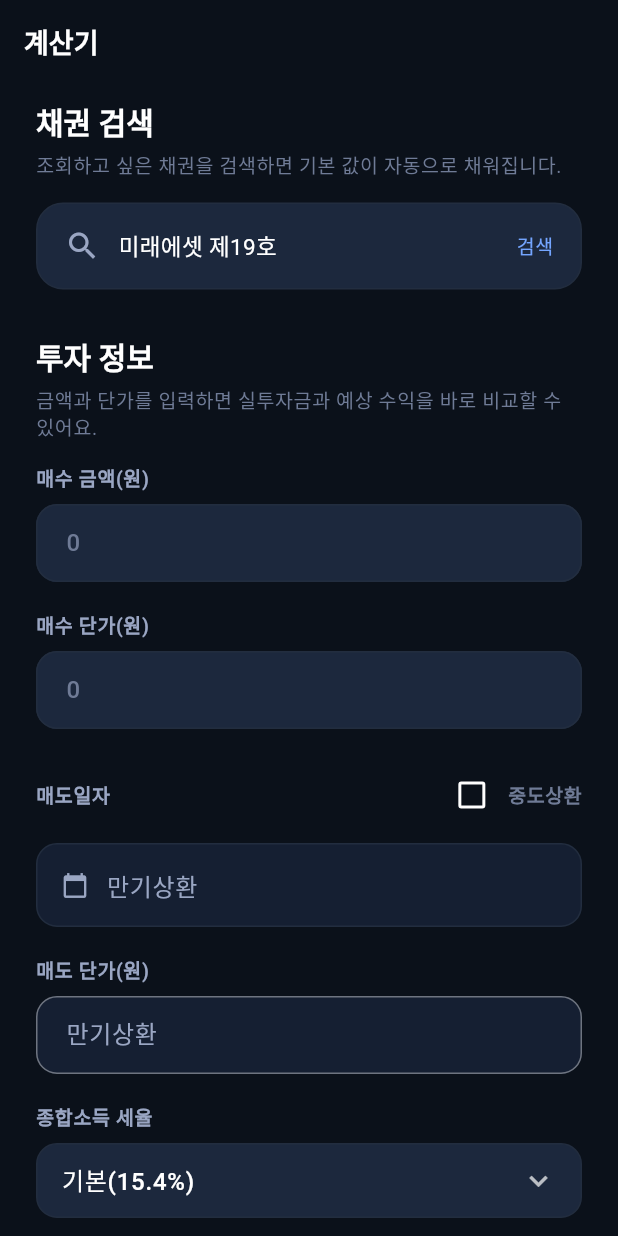
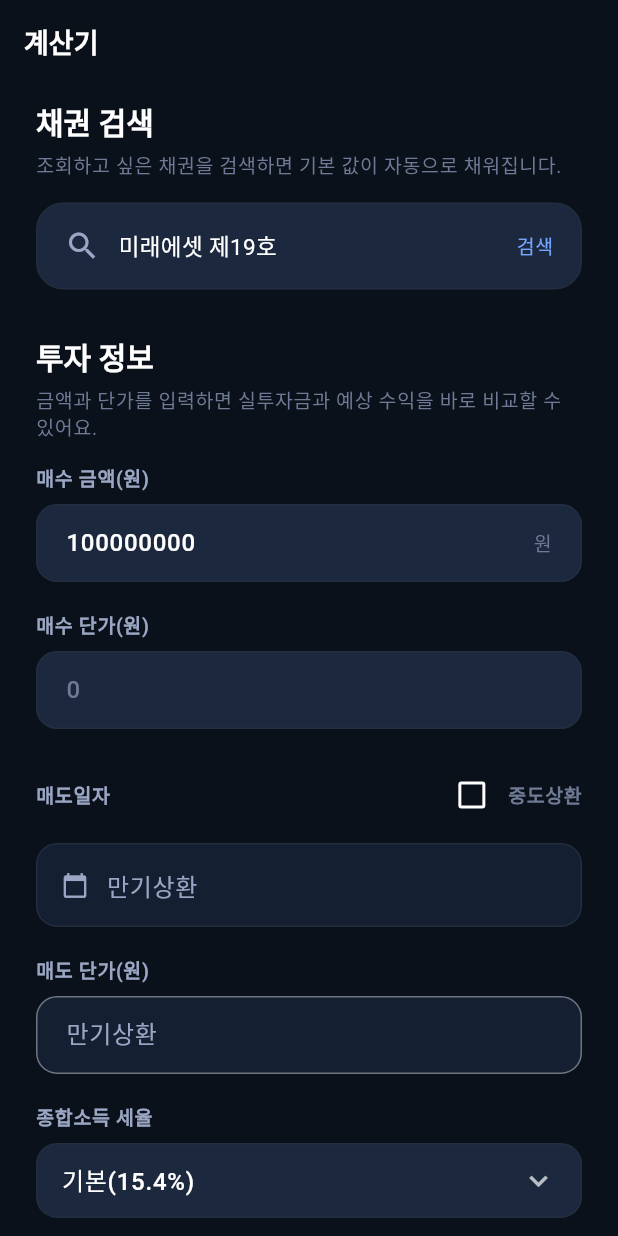
Before and after one commit to dev-geeyong/goodpb-mate, a Flutter app: the BondCalculatorScreen screen opened directly with sample values from the repository, on a phone screen of 412 x 824 dp. Run offline on Flutter 3.47's test engine with Material 3 defaults, Android fonts, the phone set to English and light mode, and no system bars; our stand-ins replace shared_preferences; accounts and stored records are empty.

Commit message:
Update calculator UI and defaults
- Change default purchase amount to 100,000,000 won (1억원)
- Update recommended bonds subtitle text
- Add "최대주주" (largest shareholder) field to calculation results

🤖 Generated with [Claude Code](https://claude.com/claude-code)

Co-Authored-By: Claude <noreply@anthropic.com>

```diff
--- a/lib/src/screens/bond_calculator_screen.dart
+++ b/lib/src/screens/bond_calculator_screen.dart
@@ -17,7 +17,7 @@ class BondCalculatorScreen extends StatefulWidget {
 
 class _BondCalculatorScreenState extends State<BondCalculatorScreen> {
   final TextEditingController _purchaseAmountController =
-      TextEditingController();
+      TextEditingController(text: '100000000');
   final TextEditingController _purchasePriceController =
       TextEditingController();
   final TextEditingController _sellPriceController =
@@ -376,7 +376,7 @@ class _BondCalculatorScreenState extends State<BondCalculatorScreen> {
             _buildSectionHeader(
               context,
               title: '추천 채권',
-              subtitle: '비슷한 조건의 다른 채권을 확인해보세요.',
+              subtitle: '예금과 같이 안정성이 높은 채권의 수익률을 확인해보세요.',
             ),
             _buildRecommendedBonds(theme),
           ],
@@ -637,6 +637,7 @@ class _BondCalculatorScreenState extends State<BondCalculatorScreen> {
       {'label': '연 수익률(세전)', 'value': _formatPercent(_preTaxYield)},
       {'label': '연 수익률(세후)', 'value': _formatPercent(_afterTaxYield)},
       {'label': '총 지급금액(세후)', 'value': _formatCurrency(_totalPaymentAfterTax)},
+      {'label': '최대주주', 'value': _selectedBond?.seller ?? '-'},
     ];
 
     return Container(
```
